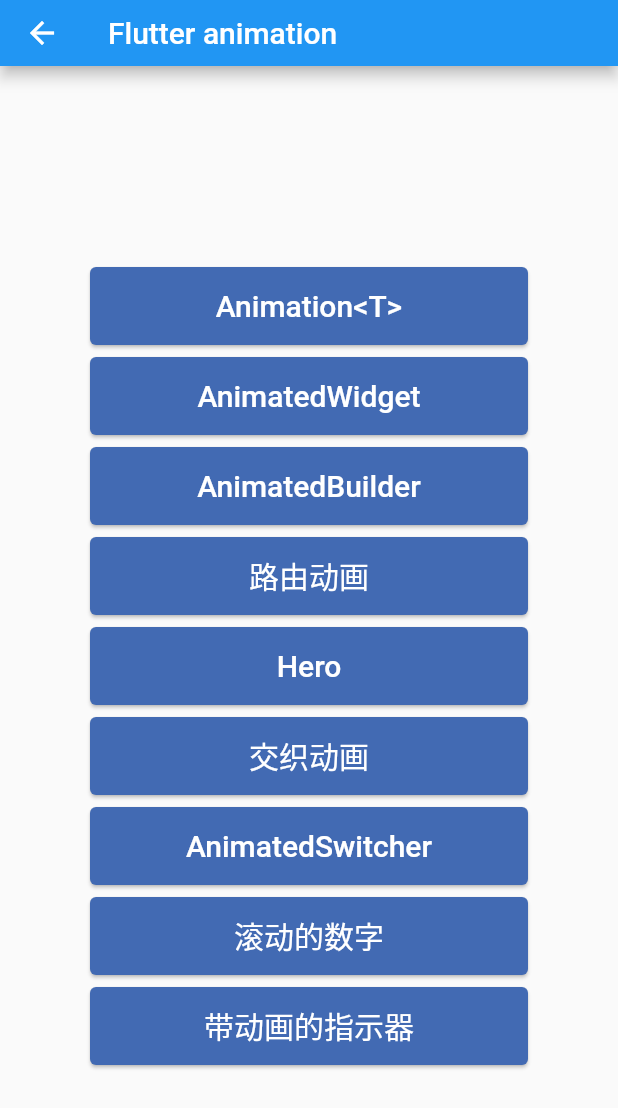
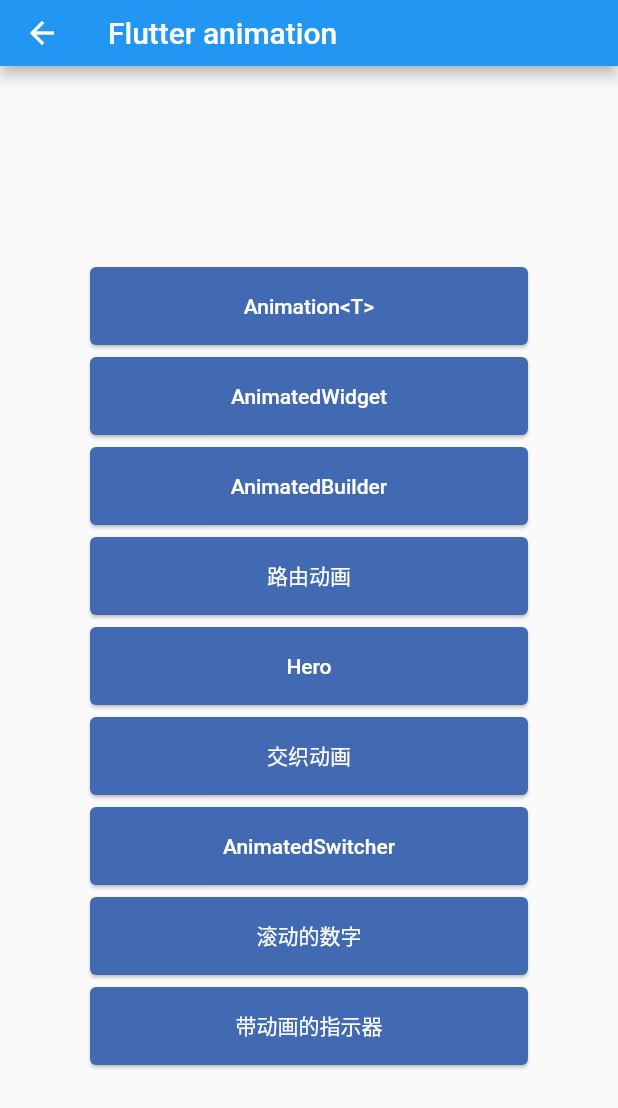
Before and after one commit to dev-zhang/flutter_study, a Flutter app: the screen it shows after launch, after a tap on "动画", on a phone screen of 412 x 824 dp. Shown: the top 1108 px of the screen. Run offline on Flutter 3.47's test engine with Material 2 defaults, Android fonts, the phone set to English and light mode, and no system bars; our stand-ins replace event_bus, flutter_svg; missing offline and left inert: color_thief_flutter.

Commit message:
主题样式调整。

```diff
--- a/lib/animation/animation_page.dart
+++ b/lib/animation/animation_page.dart
@@ -99,7 +99,7 @@ class AnimationPage extends StatelessWidget {
           child: Center(
             child: Text(
               title,
-              style: Theme.of(context).textTheme.title,
+              style: Theme.of(context).textTheme.button,
             ),
           ),
         ),
--- a/lib/animation/route_animation_page.dart
+++ b/lib/animation/route_animation_page.dart
@@ -59,7 +59,7 @@ class RouteAnimationPage extends StatelessWidget {
           child: Center(
             child: Text(
               title,
-              style: Theme.of(context).textTheme.title,
+              style: Theme.of(context).textTheme.button,
             ),
           ),
         ),
--- a/lib/container_type/container_type_list_page.dart
+++ b/lib/container_type/container_type_list_page.dart
@@ -50,7 +50,7 @@ class ContainerTypeListPage extends StatelessWidget {
             child: Center(
               child: Text(
                 title,
-                style: Theme.of(context).textTheme.title,
+                style: Theme.of(context).textTheme.button,
               ),
             ),
           ),
--- a/lib/home_page.dart
+++ b/lib/home_page.dart
@@ -111,14 +111,10 @@ class HomePage extends StatelessWidget {
               );
             },
         child: Card(
-          color: Color(0xff426ab3),
           child: Center(
             child: Text(
               title,
-              style: TextStyle(
-                color: Colors.white,
-                fontSize: 18,
-              ),
+              style: Theme.of(context).textTheme.button,
             ),
           ),
         ),
--- a/lib/main.dart
+++ b/lib/main.dart
@@ -14,7 +14,9 @@ class MyApp extends StatelessWidget {
           title: TextStyle(color: Colors.white),
         ),
         textTheme: TextTheme(
-          title: TextStyle(color: Colors.white),
+          button: TextStyle(
+            color: Colors.white,
+          ),
         ),
         accentTextTheme: TextTheme(
           title: TextStyle(color: Colors.white),
```
